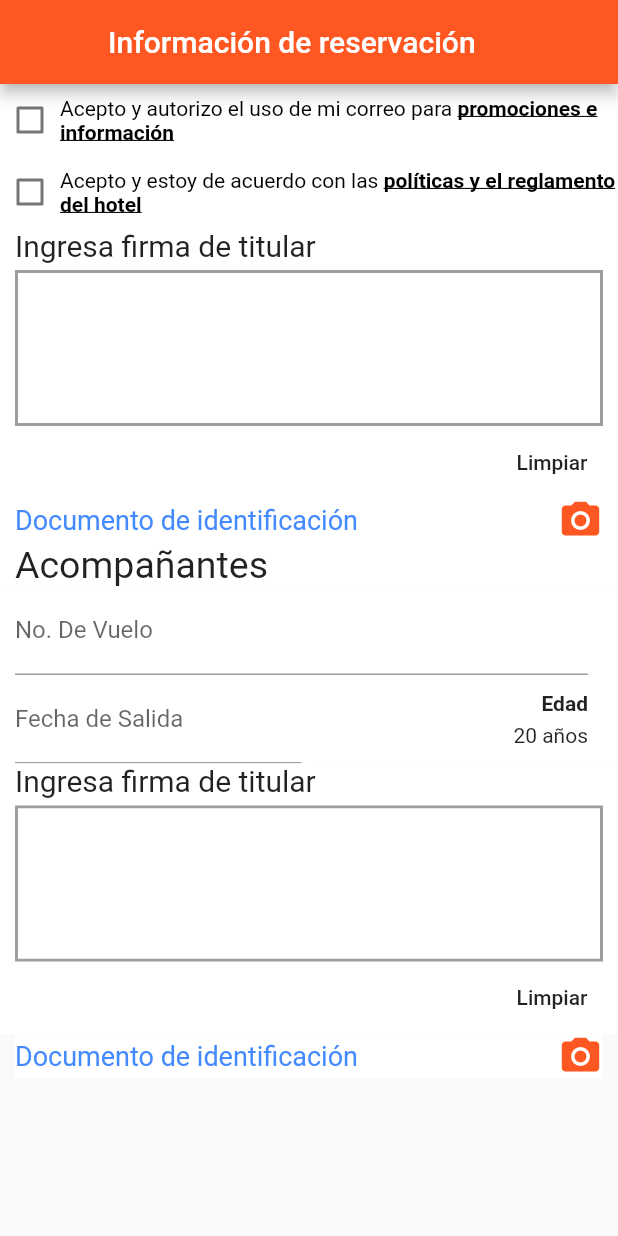
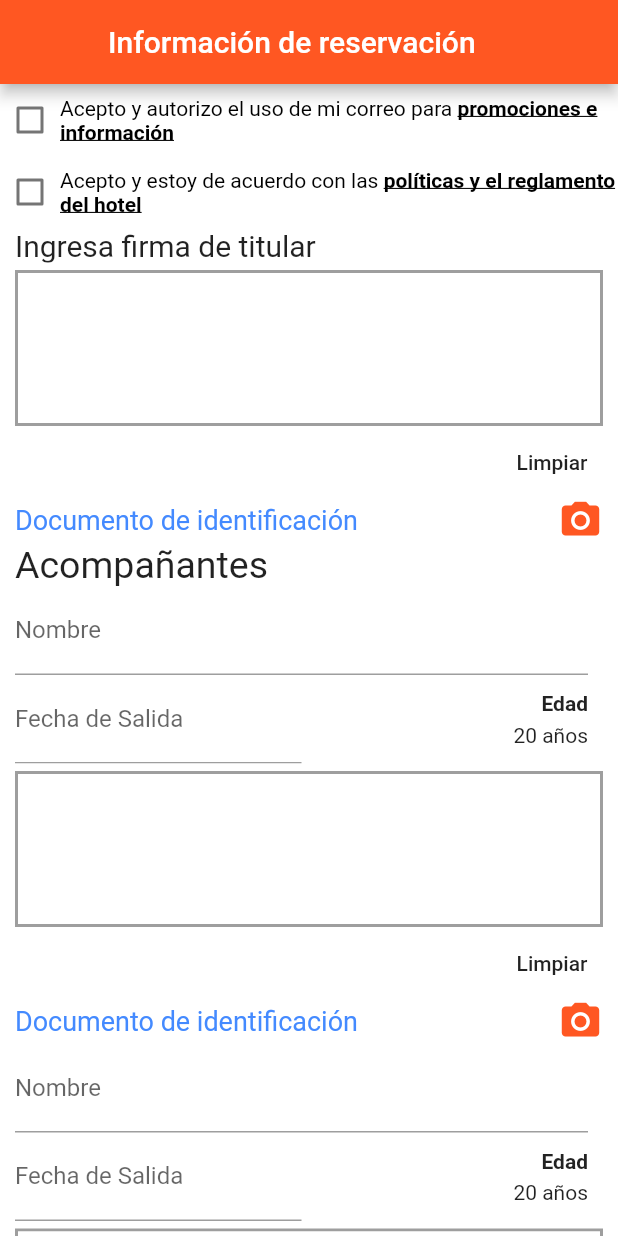
Before and after one commit to asantos1711/precheckinapp, a Flutter app: the InformacionAdicional screen opened directly, on a phone screen of 412 x 824 dp. Run offline on Flutter 3.47's test engine with Material 2 defaults, Android fonts, the phone set to English and light mode, and no system bars; drawn by our look-alikes of signature; our stand-ins replace flutter_svg, font_awesome_flutter.

Commit message:
vista Información de la reservacion

```diff
--- a/lib/pages/InformacionAdicional.dart
+++ b/lib/pages/InformacionAdicional.dart
@@ -1,5 +1,11 @@
 import 'package:flutter/gestures.dart';
 import 'package:flutter/material.dart';
+import 'package:font_awesome_flutter/font_awesome_flutter.dart';
+import 'package:precheckin/pages/ViewPoliRegla.dart';
+import 'package:precheckin/pages/ViewPromoInfo.dart';
+import 'package:precheckin/widgets/card_acompanante.dart';
+import 'package:precheckin/widgets/check_text_bold.dart';
+import 'package:precheckin/widgets/custom_signature.dart';
 import 'package:signature/signature.dart';
 
 class InformacionAdicional extends StatefulWidget {
@@ -11,7 +17,10 @@ class _InformacionAdicionalState extends State<InformacionAdicional> {
   double width;
   double height;
   bool _promoInfoBool=false;
+  bool _recibirInfoBool=false;
   bool _poliReglaBool=false;
+  DateTime dateAco = new DateTime.now();
+  TextEditingController textController = new TextEditingController(text: '');
 
   final SignatureController _controller = SignatureController(penStrokeWidth: 5, penColor: Colors.red);
 
@@ -24,6 +33,11 @@ class _InformacionAdicionalState extends State<InformacionAdicional> {
   _changePromoInfo(){
     setState(() {
       _promoInfoBool=!_promoInfoBool;
+    });
+  }
+  _changeRecibirInfo(){
+    setState(() {
+      _recibirInfoBool=!_recibirInfoBool;
     });
   }
   _changePoliRegla(){
@@ -44,6 +58,7 @@ class _InformacionAdicionalState extends State<InformacionAdicional> {
 
       },
       child:Scaffold(
+        backgroundColor: Colors.white,
         appBar: _appBar(),
         body: ListView(
             children: <Widget>[
@@ -52,93 +67,119 @@ class _InformacionAdicionalState extends State<InformacionAdicional> {
               _signatureTitular(),
               _docuTitular(),
               _tituloAcompa(),
-              _cardAcompa(),
+              _acompanantes(),
+              _agregarAco(),
+              Divider(height: 2,color: Colors.grey,),
+              _recibirInfo(),
+              _buttonFinalizar(),
+              SizedBox(height: 50,)
             ],
           ),
       )
     );
   }
 
-  Widget _cardAcompa(){
-    Color _blue = Color.fromARGB(255,63, 90, 166);
+
+  Widget  _buttonFinalizar(){
     return Container(
-      child: Column(
+      width: width-20,
+      padding: EdgeInsets.symmetric(vertical: 10, horizontal: 30),
+      color: Colors.white,
+      child:FlatButton(
+        color: Colors.deepOrange,
+        textColor: Colors.white,
+        disabledColor: Colors.grey,
+        disabledTextColor: Colors.black,
+        padding: EdgeInsets.all(8.0),
+        splashColor: Colors.grey,
+        onPressed: () {
+          Navigator.push(
+            context,
+            PageRouteBuilder(
+                pageBuilder: (context, animation1, animation2) => InformacionAdicional(),
+            )
+          );
+        },
+        child: Text(
+          "Finalizar",
+          style: TextStyle(fontSize: 20.0),
+        ),
+      )
+    );
+  }
+
+  Widget _agregarAco(){
+    return Container(
+      color: Colors.white,
+      margin: EdgeInsets.only(top: 10, bottom: 10),
+      width: width,
+      alignment: Alignment.center,
+      child: MaterialButton(
+        onPressed: () {},
+        color: Colors.blue,
+        textColor: Colors.white,
+        child: Icon(
+          FontAwesomeIcons.plus,
+          size: 24,
+        ),
+        padding: EdgeInsets.all(16),
+        shape: CircleBorder(),
+      )
+    );
+  }
+
+  Widget _recibirInfo(){
+    return Container(
+      //color: Colors.white,
+      margin: EdgeInsets.only(top:10),
+      width: width,
+      child: Row(
+        mainAxisAlignment: MainAxisAlignment.spaceBetween,
         children: <Widget>[
           Container(
-            padding: EdgeInsets.only(left: 10, right: 10),
-            width: width,
-            color: Colors.white,
-            //decoration: _decoration(),
-            alignment: Alignment.center,
-            child: Column(
-              mainAxisAlignment: MainAxisAlignment.start,
-              crossAxisAlignment: CrossAxisAlignment.start,
+            alignment: Alignment.centerLeft,
+            width: 50,
+            child: Checkbox(
+              activeColor: Colors.blue,
+              value: _recibirInfoBool,
+              onChanged: (bo){
+                _changeRecibirInfo();
+              }
+            ),
+          ),
+          Container(
+            padding: EdgeInsets.only(right: 5),
+            width: width-50,
+            child: Text('Estoy de acuerdo en recibir información y promociones de nuestro Club Vacacional de manera electrónica y/o telefónica',),
+          )
+        ],
+      )
+    );
+  }
+
+
+  Widget _acompanantes(){
+    return Column(
       children: <Widget>[
         Container(
-                  width: width-30,
-                  child: TextFormField(
-                    decoration: InputDecoration(
-                      labelText: "No. De Vuelo"
+          child: CardAcompanante(
+            controllerText: textController,
+            date: dateAco,
+            signature: CustomSignature(
+              controller: _controller,
             ),
           )
         ),
          Container(
-                  width: width-20,
-                  child: Row(
-                    children: <Widget>[
-                      Align(
-                        alignment: Alignment.centerLeft,
-                        child: Container(
-                          width: (width-30)/2,
-                          child: TextFormField(
-                            decoration: InputDecoration(
-                              labelText: "Fecha de Salida"
+          child: CardAcompanante(
+            date: dateAco,
+            controllerText: textController,
+            signature: CustomSignature(
+              controller: _controller,
             ),
           )
         )
-                      ),
-                      Align(
-                        alignment: Alignment.centerRight,
-                        child: Container(
-                          alignment: Alignment.centerRight,
-                          width: (width-30)/2,
-                          child:Column(
-                            crossAxisAlignment: CrossAxisAlignment.end,
-                            mainAxisAlignment: MainAxisAlignment.spaceBetween,
-                            children: <Widget>[
-                              Text('Edad', style: TextStyle(fontWeight: FontWeight.w600),),
-                              SizedBox(height: 5,),
-                              Text('20 años')
       ],
-                          )
-                        )
-                      )
-                    ],
-                  )
-                ),
-              ],
-            )
-          ),
-          _signatureTitular(),
-          Container(
-            color: Colors.white,
-            width: width-20,
-            child:Row(
-              children: <Widget>[
-                Container(
-                  width: ((width-20)/3)*2,
-                  child: Text('Documento de identificación',style: TextStyle(color: Colors.blueAccent,fontSize: 18),)
-                ),
-                Container(
-                  alignment: Alignment.centerRight,
-                  width: (width-20)/3,
-                  child: Icon(Icons.camera_alt, color: Colors.deepOrange,size: 30,)
-                )
-              ],
-            )
-          )
-        ],
-      )
     );
   }
 
@@ -206,7 +247,11 @@ class _InformacionAdicionalState extends State<InformacionAdicional> {
                   ),
                   recognizer: TapGestureRecognizer()
                   ..onTap = () {
-
+                    Navigator.push(context,
+                    PageRouteBuilder(
+                          pageBuilder: (context, animation1, animation2) => ViewPoliRegla(),
+                      )
+                    );
                   }
                 )
               ]
@@ -218,6 +263,25 @@ class _InformacionAdicionalState extends State<InformacionAdicional> {
   }
 
   Widget _promoInfo(){
+    /* return CheckTextBold(
+      checkbox:Checkbox(
+        activeColor: Colors.blue,
+        value: _promoInfoBool,
+        onChanged: (bo){
+          _changePromoInfo();
+        }
+      ),
+      text:'Acepto y autorizo el uso de mi correo para  ' ,
+      textBold: 'promociones e información',
+      onTap: (){
+        Navigator.push(
+        context,
+        PageRouteBuilder(
+              pageBuilder: (context, animation1, animation2) => ViewPromoInfo(),
+          )
+        );
+      },
+    ); */
     return Container(
       color: Colors.white,
       //padding: EdgeInsets.all(5),
@@ -251,7 +315,11 @@ class _InformacionAdicionalState extends State<InformacionAdicional> {
                   ),
                   recognizer: TapGestureRecognizer()
                   ..onTap = () {
-
+                    Navigator.push(context,
+                    PageRouteBuilder(
+                          pageBuilder: (context, animation1, animation2) => ViewPromoInfo(),
+                      )
+                    );
                   }
                 )
               ]
@@ -273,38 +341,9 @@ class _InformacionAdicionalState extends State<InformacionAdicional> {
             padding: EdgeInsets.only(left: 10),
             child: Text('Ingresa firma de titular', style: TextStyle(fontSize: 20),)
           ),
-          Container(
-            margin: EdgeInsets.only(left: 10, right: 10, top: 5, bottom: 0),
-            decoration: BoxDecoration(
-              border: Border.all(
-                width: 2.0,color: Colors.grey
-              ),
-              borderRadius: BorderRadius.all(
-                  Radius.circular(0.0) //         <--- border radius here
-              ),
-            ),
-            child: Signature(
+          CustomSignature(
             controller: _controller,
-              height :100,
-              width: width-20,
-              backgroundColor: Colors.white
-            ),
-          ),
-          Container(
-            child: Row(
-              mainAxisAlignment: MainAxisAlignment.end,
-              mainAxisSize: MainAxisSize.max,
-              children: <Widget>[
-                FlatButton(
-                  color: Colors.white,
-                  onPressed: () {
-                    setState(() => _controller.clear());
-                  },
-                  child: Text('Limpiar')
           )
-              ],
-            ),
-          ),
         ],
       )
     );
--- /dev/null
+++ b/lib/widgets/card_acompanante.dart
@@ -0,0 +1,137 @@
+import 'package:flutter/material.dart';
+import 'package:signature/signature.dart';
+
+class CardAcompanante extends StatefulWidget {
+Color primaryColor ;
+Widget signature;
+DateTime date;
+TextEditingController controllerText;
+CardAcompanante(
+  {
+    this.date,
+    this.signature,
+    this.primaryColor,
+    this.controllerText
+  }
+);
+
+  @override
+  _CardAcompananteState createState() => _CardAcompananteState();
+}
+
+class _CardAcompananteState extends State<CardAcompanante> {
+  double width ;
+  Widget _signature;
+  DateTime _date = DateTime.now();
+  TextEditingController _controllerText;
+  @override
+  void initState() {
+    // TODO: implement initState
+    _signature = this.widget.signature;
+    _controllerText = this.widget.controllerText;
+    _date = this.widget.date;
+    super.initState();
+  }
+
+  Future<Null> _selectDate(BuildContext context) async {
+    final DateTime picked = await showDatePicker(
+        context: context,
+        initialDate: _date,
+        firstDate: DateTime(2015, 8),
+        lastDate: DateTime(2101));
+    if (picked != null && picked != _date)
+      setState(() {
+        _date = picked;
+        _controllerText.text = _date.toString();
+      });
+  }
+
+  @override
+  Widget build(BuildContext context) {
+    width = MediaQuery.of(context).size.width;
+
+    return Container(
+      child: Column(
+        children: <Widget>[
+          Container(
+            padding: EdgeInsets.only(left: 10, right: 10),
+            width: width,
+            color: Colors.white,
+            alignment: Alignment.center,
+            child: Column(
+              mainAxisAlignment: MainAxisAlignment.start,
+              crossAxisAlignment: CrossAxisAlignment.start,
+              children: <Widget>[
+                Container(
+                  width: width-30,
+                  child: TextFormField(
+                    decoration: InputDecoration(
+                      labelText: "Nombre"
+                    ),
+                  )
+                ),
+                Container(
+                  width: width-20,
+                  child: Row(
+                    children: <Widget>[
+                      Align(
+                        alignment: Alignment.centerLeft,
+                        child: Container(
+                          width: (width-30)/2,
+                          child: TextFormField(
+                            controller: _controllerText,
+                            decoration: InputDecoration(
+                              labelText: "Fecha de Salida"
+                            ),
+                            readOnly: true,
+                            onTap:()=> _selectDate(context),
+                          )
+                        )
+                      ),
+                      Align(
+                        alignment: Alignment.centerRight,
+                        child: Container(
+                          alignment: Alignment.centerRight,
+                          width: (width-30)/2,
+                          child:Column(
+                            crossAxisAlignment: CrossAxisAlignment.end,
+                            mainAxisAlignment: MainAxisAlignment.spaceBetween,
+                            children: <Widget>[
+                              Text('Edad', style: TextStyle(fontWeight: FontWeight.w600),),
+                              SizedBox(height: 5,),
+                              Text('20 años')
+                            ],
+                          )
+                        )
+                      )
+                    ],
+                  )
+                ),
+              ],
+            )
+          ),
+          _signature,
+          Container(
+            color: Colors.white,
+            width: width-20,
+            child:Row(
+              children: <Widget>[
+                Container(
+                  width: ((width-20)/3)*2,
+                  child: Text('Documento de identificación',style: TextStyle(color: Colors.blueAccent,fontSize: 18),)
+                ),
+                Container(
+                  alignment: Alignment.centerRight,
+                  width: (width-20)/3,
+                  child: Icon(Icons.camera_alt, color: Colors.deepOrange,size: 30,)
+                )
+              ],
+            )
+          )
+        ],
+      )
+    );
+  }
+
+
+}
--- /dev/null
+++ b/lib/widgets/custom_signature.dart
@@ -0,0 +1,75 @@
+import 'package:flutter/material.dart';
+import 'package:signature/signature.dart';
+
+class CustomSignature extends StatefulWidget {
+  SignatureController controller;
+  CustomSignature({
+    this.controller
+  });
+
+  @override
+  _CustomSignatureState createState() => _CustomSignatureState();
+}
+
+class _CustomSignatureState extends State<CustomSignature> {
+  SignatureController _controller ;//= SignatureController(penStrokeWidth: 5, penColor: Colors.red);
+  double width;
+
+  @override
+  void initState() {
+    // TODO: implement initState
+    _controller = this.widget.controller;
+    super.initState();
+  }
+
+  @override
+  Widget build(BuildContext context) {
+    width = MediaQuery.of(context).size.width;
+
+    return Container(
+      color: Colors.white,
+      child: Column(
+        crossAxisAlignment: CrossAxisAlignment.start,
+        children: <Widget>[
+          /* Container(
+            color: Colors.white,
+            padding: EdgeInsets.only(left: 10),
+            child: Text('Ingresa firma de titular', style: TextStyle(fontSize: 20),)
+          ), */
+          Container(
+            margin: EdgeInsets.only(left: 10, right: 10, top: 5, bottom: 0),
+            decoration: BoxDecoration(
+              border: Border.all(
+                width: 2.0,color: Colors.grey
+              ),
+              borderRadius: BorderRadius.all(
+                  Radius.circular(0.0) //         <--- border radius here
+              ),
+            ),
+            child: Signature(
+              controller: _controller,
+              height :100,
+              width: width-20,
+              backgroundColor: Colors.white
+            ),
+          ),
+          Container(
+            child: Row(
+              mainAxisAlignment: MainAxisAlignment.end,
+              mainAxisSize: MainAxisSize.max,
+              children: <Widget>[
+                FlatButton(
+                  color: Colors.white,
+                  onPressed: () {
+                    setState(() => _controller.clear());
+                  },
+                  child: Text('Limpiar')
+                )
+              ],
+            ),
+          ),
+        ],
+      )
+    );
+  }
+}
--- a/lib/widgets/estados_widget.dart
+++ b/lib/widgets/estados_widget.dart
@@ -49,6 +49,7 @@ class EstadosWidget extends StatelessWidget {
 
   Widget _crearDropDown() {
     return DropdownButton(
+      isExpanded: true,
       items: _getItems(),
       value: valorInicial,
       onChanged: change,
--- a/lib/widgets/paises_widget.dart
+++ b/lib/widgets/paises_widget.dart
@@ -48,6 +48,7 @@ class PaisesWidget extends StatelessWidget {
 
   Widget _crearDropDown() {
     return DropdownButton(
+      isExpanded: true,
       items: _getItems(),
       value: valorInicial,
       onChanged: change,
```
Also changed, not shown: lib/pages/HabitacionTitular.dart (+15 -12 lines), lib/pages/ViewPoliRegla.dart (added, +55 -0 lines), lib/pages/ViewPromoInfo.dart (added, +55 -0 lines), lib/widgets/check_text_bold.dart (added, +75 -0 lines). Lines whose indentation alone changed are shown as unchanged.
